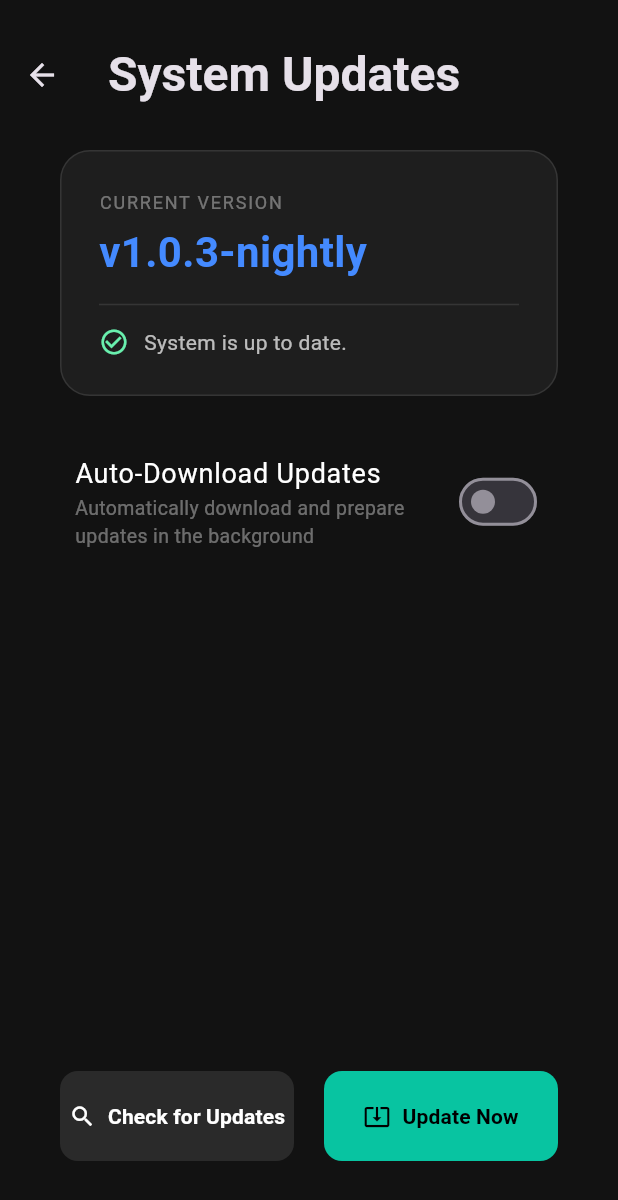
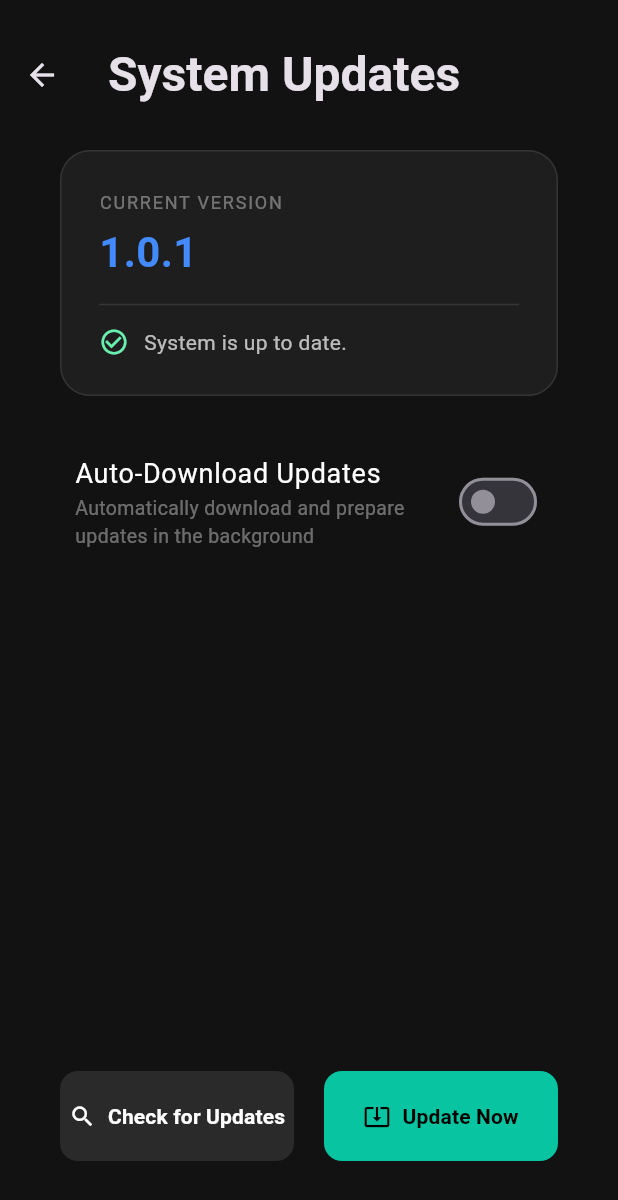
Before and after one commit to casper1051/newui, a Flutter app: the UiPage screen opened directly, after a tap on "Update Interface", on a phone screen of 412 x 824 dp. Shown: the top 1200 px of the screen. Run offline on Flutter 3.47's test engine with Material 3 defaults, Android fonts, the phone set to English and light mode, and no system bars; our stand-ins replace shared_preferences; accounts and stored records are empty.

Commit message:
Add version descriptor for updating.

```diff
--- a/newui/lib/screens/ui_page.dart
+++ b/newui/lib/screens/ui_page.dart
@@ -36,23 +36,11 @@ class UiPage extends StatelessWidget {
                 onPressed: () => Navigator.push(context, MaterialPageRoute(builder: (context) => const UpdatePage()))
               ),
               NavButton(
-                label: 'Version',
+                label: 'Hide UI',
                 icon: Icons.verified,
                 color: Colors.redAccent,
                 onPressed: () => {}
               ),
-              /*NavButton(
-                label: 'STM32 Controller',
-                icon: Icons.memory,
-                color: Colors.indigoAccent,
-                onPressed: () => print("Coprocessor Settings"),
-              ),
-              NavButton(
-                label: 'UI Settings',
-                icon: Icons.tune,
-                color: Colors.orangeAccent,
-                onPressed: () => print("Display/Theme Settings"),
-              ),*/
             ],
           ),
         ),
@@ -72,7 +60,7 @@ class UpdatePage extends StatefulWidget {
 class _UpdatePageState extends State<UpdatePage> {
   bool _isAutoUpdateEnabled = false;
   bool _isChecking = false;
-  String _currentVersion = "v1.0.3-nightly";
+  String _currentVersion = "1.0.1";
   String _statusMessage = "System is up to date.";
 
   @override
--- /dev/null
+++ b/update/stable.json
@@ -0,0 +1,5 @@
+{
+    "version": "1.0.1",
+    "description": "First version of newui.",
+    "prod": false
+}
```
